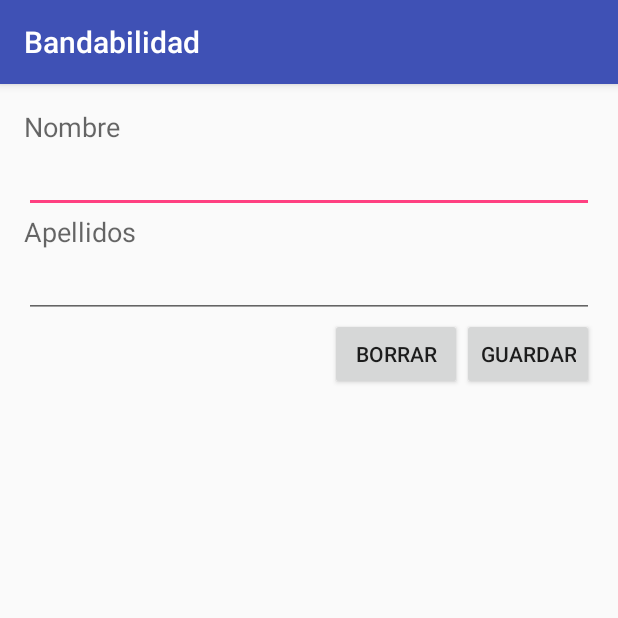
After one commit to ramirezperezjj/Bandabilidad, an Android app: the DetalleMusicoActivity screen opened directly, with no data from a screen before it, on a phone screen of 412 x 824 dp, the top half of it. The commit adds this screen. Run offline under Robolectric (Android 15) with nearby library versions, the phone set to English and light mode, and no system bars; 3 statements that could not run were skipped.

Commit message:
Cambio versión y de filosofía con las listas

```diff
--- a/app/src/main/AndroidManifest.xml
+++ b/app/src/main/AndroidManifest.xml
@@ -17,7 +17,8 @@
         </activity>
         <activity android:name=".activities.MusicosActivity" />
         <activity android:name=".activities.NuevoMusicoActivity" />
-        <activity android:name=".activities.ActuacionesActivity"></activity>
+        <activity android:name=".activities.ActuacionesActivity" />
+        <activity android:name=".activities.DetalleMusicoActivity"></activity>
     </application>
 
 </manifest>
--- /dev/null
+++ b/app/src/main/java/es/jjrp/bandabilidad/activities/DetalleMusicoActivity.java
@@ -0,0 +1,65 @@
+package es.jjrp.bandabilidad.activities;
+
+import android.content.DialogInterface;
+import android.os.Bundle;
+import android.support.v7.app.AlertDialog;
+import android.support.v7.app.AppCompatActivity;
+import android.view.View;
+import android.widget.Button;
+import android.widget.TextView;
+
+import es.jjrp.bandabilidad.R;
+import es.jjrp.bandabilidad.bean.Musico;
+import es.jjrp.bandabilidad.dbhelpers.MusicoDbHelper;
+
+public class DetalleMusicoActivity extends AppCompatActivity {
+    MusicoDbHelper pHelper;
+    Musico musico;
+
+    @Override
+    protected void onCreate(Bundle savedInstanceState) {
+        super.onCreate(savedInstanceState);
+        setContentView(R.layout.activity_detalle_musico);
+        pHelper = new MusicoDbHelper(this);
+
+        musico = (Musico) getIntent().getSerializableExtra("musico");
+        TextView tv = (TextView) findViewById(R.id.tvDetalleNombre);
+        tv.setText(musico.nombre);
+        tv = (TextView) findViewById(R.id.tvDetalleApellidos);
+        tv.setText(musico.apellidos);
+
+        Button b = (Button) findViewById(R.id.btnDetalleBorrar);
+        b.setOnClickListener(new View.Onc);
+    }
+
+
+    private void borrarMusico() {
+        // 1. Instantiate an AlertDialog.Builder with its constructor
+        AlertDialog.Builder builder = new AlertDialog.Builder(this);
+
+// 2. Chain together various setter methods to set the dialog characteristics
+        builder.setMessage(R.string.dialog_borrar_message)
+                .setTitle(R.string.dialog_borrar_title);
+
+        builder.setPositiveButton(R.string.ok, new DialogInterface.OnClickListener() {
+            @Override
+            public void onClick(DialogInterface dialogInterface, int i) {
+                pHelper.deleteMusicoById(musico._id);
+                finish();
+            }
+        });
+        builder.setNegativeButton(R.string.cancel, new DialogInterface.OnClickListener() {
+            public void onClick(DialogInterface dialog, int id) {
+                // User cancelled the dialog
+            }
+        });
+// Set other dialog properties
+
+
+// Create the AlertDialog
+        AlertDialog dialog = builder.create();
+        dialog.show();
+
+
+    }
+}
--- a/app/src/main/java/es/jjrp/bandabilidad/bean/Musico.java
+++ b/app/src/main/java/es/jjrp/bandabilidad/bean/Musico.java
@@ -1,10 +1,13 @@
 package es.jjrp.bandabilidad.bean;
+
+import java.io.Serializable;
 
 /**
  * Representa a un músico
  * Created by Juanjo on 23/08/2016.
  */
-public class Musico {
+public class Musico implements Serializable {
+
     public long _id;
     public String nombre;
     public String apellidos;
--- /dev/null
+++ b/app/src/main/res/layout/activity_detalle_musico.xml
@@ -0,0 +1,73 @@
+<?xml version="1.0" encoding="utf-8"?>
+<RelativeLayout xmlns:android="http://schemas.android.com/apk/res/android"
+    xmlns:tools="http://schemas.android.com/tools"
+    android:layout_width="match_parent"
+    android:layout_height="match_parent"
+    android:paddingBottom="@dimen/activity_vertical_margin"
+    android:paddingLeft="@dimen/activity_horizontal_margin"
+    android:paddingRight="@dimen/activity_horizontal_margin"
+    android:paddingTop="@dimen/activity_vertical_margin"
+    tools:context="es.jjrp.bandabilidad.activities.DetalleMusicoActivity">
+
+    <TextView
+        android:layout_width="wrap_content"
+        android:layout_height="wrap_content"
+        android:textAppearance="?android:attr/textAppearanceMedium"
+        android:text="@string/nombre"
+        android:id="@+id/labelDetalleNombre"
+        android:layout_alignParentTop="true"
+        android:layout_alignParentLeft="true"
+        android:layout_alignParentStart="true" />
+
+    <EditText
+        android:layout_width="wrap_content"
+        android:layout_height="wrap_content"
+        android:inputType="textPersonName"
+        android:ems="10"
+        android:id="@+id/tvDetalleNombre"
+        android:layout_below="@+id/labelDetalleNombre"
+        android:layout_alignParentLeft="true"
+        android:layout_alignParentStart="true"
+        android:layout_alignParentRight="true"
+        android:layout_alignParentEnd="true" />
+
+    <TextView
+        android:layout_width="wrap_content"
+        android:layout_height="wrap_content"
+        android:textAppearance="?android:attr/textAppearanceMedium"
+        android:text="@string/apellidos"
+        android:id="@+id/labelDetalleApellidos"
+        android:layout_below="@+id/tvDetalleNombre"
+        android:layout_alignParentLeft="true"
+        android:layout_alignParentStart="true" />
+
+    <EditText
+        android:layout_width="wrap_content"
+        android:layout_height="wrap_content"
+        android:inputType="textPersonName"
+        android:ems="10"
+        android:id="@+id/tvDetalleApellidos"
+        android:layout_below="@+id/labelDetalleApellidos"
+        android:layout_alignParentLeft="true"
+        android:layout_alignParentStart="true"
+        android:layout_alignParentRight="true"
+        android:layout_alignParentEnd="true" />
+
+    <Button
+        android:layout_width="wrap_content"
+        android:layout_height="wrap_content"
+        android:text="@string/guardar"
+        android:id="@+id/btnDetalleGuardar"
+        android:layout_below="@+id/tvDetalleApellidos"
+        android:layout_alignRight="@+id/tvDetalleApellidos"
+        android:layout_alignEnd="@+id/tvDetalleApellidos" />
+
+    <Button
+        android:layout_width="wrap_content"
+        android:layout_height="wrap_content"
+        android:text="@string/borrar"
+        android:id="@+id/btnDetalleBorrar"
+        android:layout_alignBottom="@+id/btnDetalleGuardar"
+        android:layout_toLeftOf="@+id/btnDetalleGuardar"
+        android:layout_toStartOf="@+id/btnDetalleGuardar" />
+</RelativeLayout>
--- a/build.gradle
+++ b/build.gradle
@@ -5,7 +5,7 @@ buildscript {
         jcenter()
     }
     dependencies {
-        classpath 'com.android.tools.build:gradle:2.1.3'
+        classpath 'com.android.tools.build:gradle:2.2.0'
 
         // NOTE: Do not place your application dependencies here; they belong
         // in the individual module build.gradle files
```
Also changed, not shown: app/src/main/java/es/jjrp/bandabilidad/activities/MusicosActivity.java (+0 -44 lines), app/src/main/java/es/jjrp/bandabilidad/adapters/MusicoArrayAdapter.java (+14 -3 lines), app/src/main/res/layout/activity_musicos.xml (+0 -8 lines).
